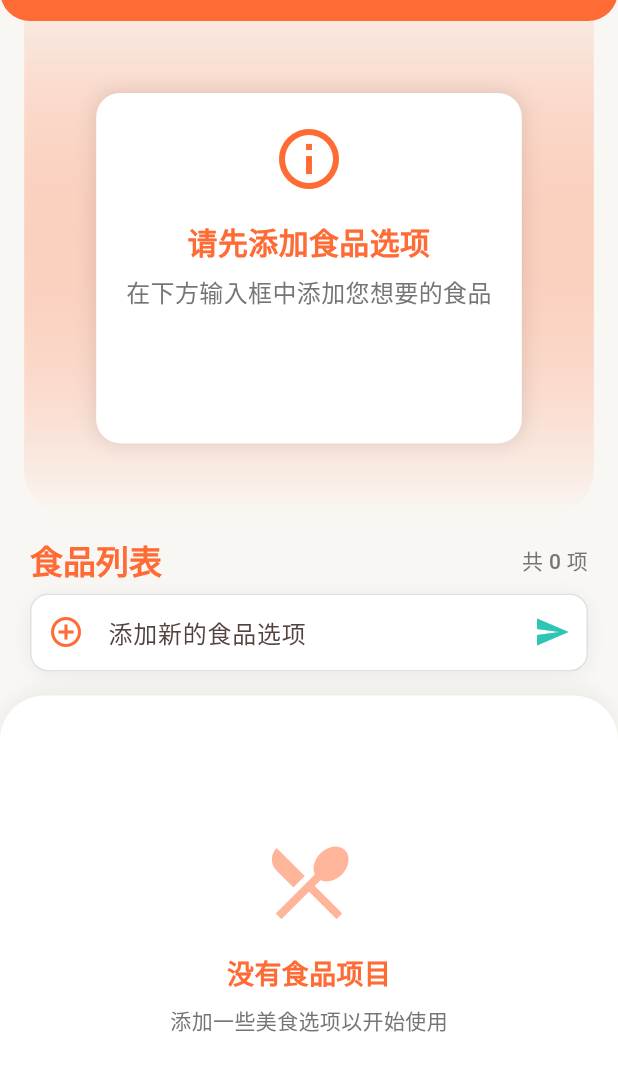
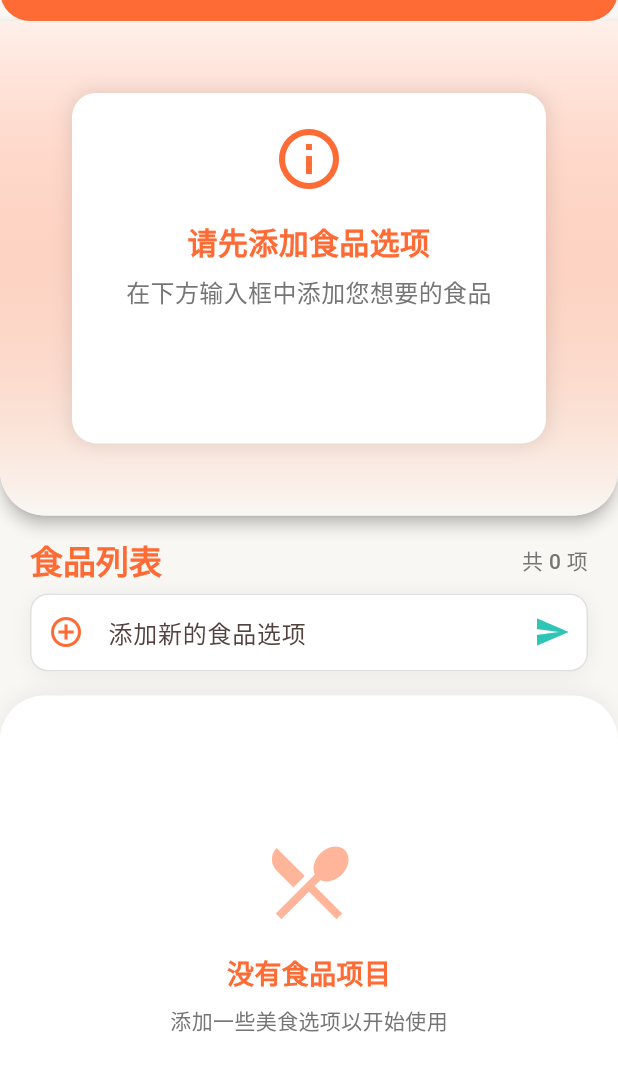
Before and after one commit to GraythornThanks/dinner_tonight, a Flutter app: the screen it shows after launch, on a phone screen of 412 x 824 dp, the part 63-1154 px from its top. Run offline on Flutter 3.47's test engine with Material 3 defaults, Android fonts, the phone set to English and light mode, and no system bars; our stand-ins replace font_awesome_flutter, lottie, sqflite, sqflite_common_ffi; accounts and stored records are empty.

Commit message:
修复轮盘叠放问题：使用Stack布局将轮盘置于顶层

```diff
--- a/lib/screens/home_screen.dart
+++ b/lib/screens/home_screen.dart
@@ -50,42 +50,14 @@ class _HomeScreenState extends State<HomeScreen> {
         ],
       ),
       body: SafeArea(
-        child: Column(
+        child: Stack(
           children: [
-            // 轮盘区域
-            Container(
+            // 主体内容
+            Column(
+              children: [
+                // 轮盘区域占位
+                SizedBox(
                   height: size.height * 0.4,
-              padding: EdgeInsets.all(16),
-              decoration: BoxDecoration(
-                gradient: LinearGradient(
-                  begin: Alignment.topCenter,
-                  end: Alignment.bottomCenter,
-                  colors: [
-                    theme.colorScheme.primary.withOpacity(0.1),
-                    theme.colorScheme.background,
-                  ],
-                ),
-                borderRadius: BorderRadius.only(
-                  bottomLeft: Radius.circular(30),
-                  bottomRight: Radius.circular(30),
-                ),
-              ),
-              child: Consumer<FoodProvider>(
-                builder: (context, provider, child) {
-                  return RouletteWheel(
-                    items: provider.foodItems,
-                    isSpinning: provider.isSpinning,
-                    selectedItem: provider.selectedFood,
-                    onSpinComplete: () {
-                      provider.stopSpinning().then((_) {
-                        if (provider.selectedFood != null) {
-                          _showResult(context, provider.selectedFood!);
-                        }
-                      });
-                    },
-                  );
-                },
-              ),
                 ),
 
                 // 食品列表标题
@@ -151,6 +123,56 @@ class _HomeScreenState extends State<HomeScreen> {
                 ),
               ],
             ),
+
+            // 轮盘区域 - 在Stack顶层
+            Positioned(
+              top: 0,
+              left: 0,
+              right: 0,
+              child: Material(
+                elevation: 4,
+                borderRadius: BorderRadius.only(
+                  bottomLeft: Radius.circular(30),
+                  bottomRight: Radius.circular(30),
+                ),
+                child: Container(
+                  height: size.height * 0.4,
+                  padding: EdgeInsets.all(16),
+                  decoration: BoxDecoration(
+                    gradient: LinearGradient(
+                      begin: Alignment.topCenter,
+                      end: Alignment.bottomCenter,
+                      colors: [
+                        theme.colorScheme.primary.withOpacity(0.1),
+                        theme.colorScheme.background,
+                      ],
+                    ),
+                    borderRadius: BorderRadius.only(
+                      bottomLeft: Radius.circular(30),
+                      bottomRight: Radius.circular(30),
+                    ),
+                  ),
+                  child: Consumer<FoodProvider>(
+                    builder: (context, provider, child) {
+                      return RouletteWheel(
+                        items: provider.foodItems,
+                        isSpinning: provider.isSpinning,
+                        selectedItem: provider.selectedFood,
+                        onSpinComplete: () {
+                          provider.stopSpinning().then((_) {
+                            if (provider.selectedFood != null) {
+                              _showResult(context, provider.selectedFood!);
+                            }
+                          });
+                        },
+                      );
+                    },
+                  ),
+                ),
+              ),
+            ),
+          ],
+        ),
       ),
       floatingActionButton: Consumer<FoodProvider>(
         builder: (context, provider, child) {
```
Also changed, not shown: 1 other file. Lines whose indentation alone changed are shown as unchanged.
